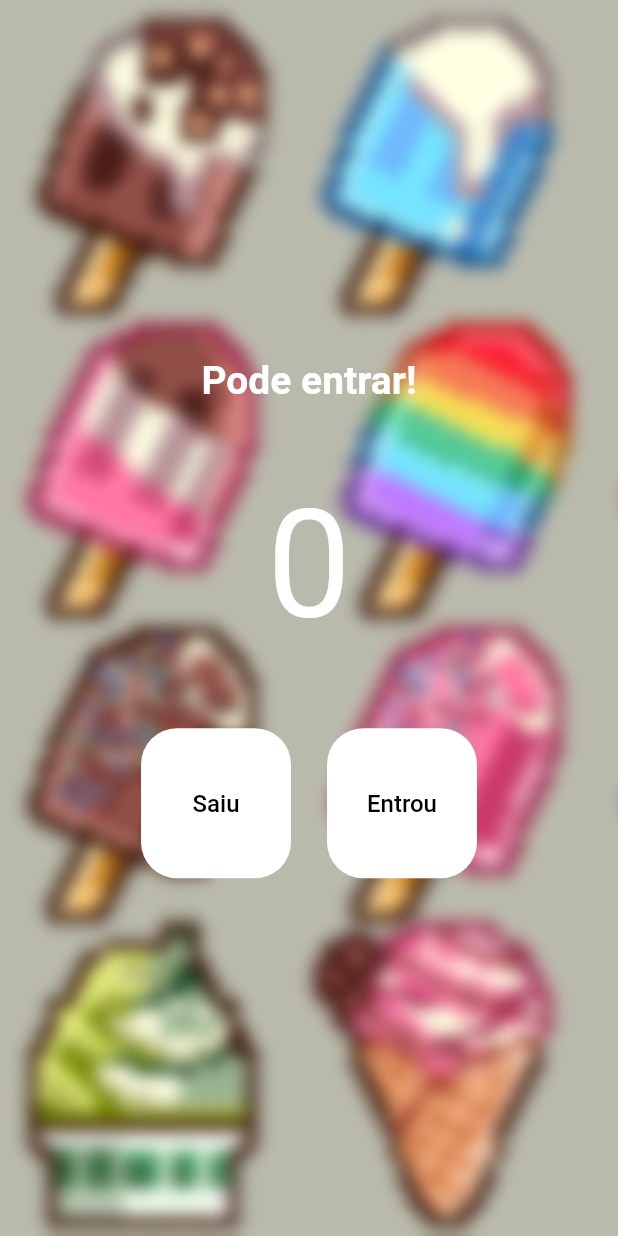
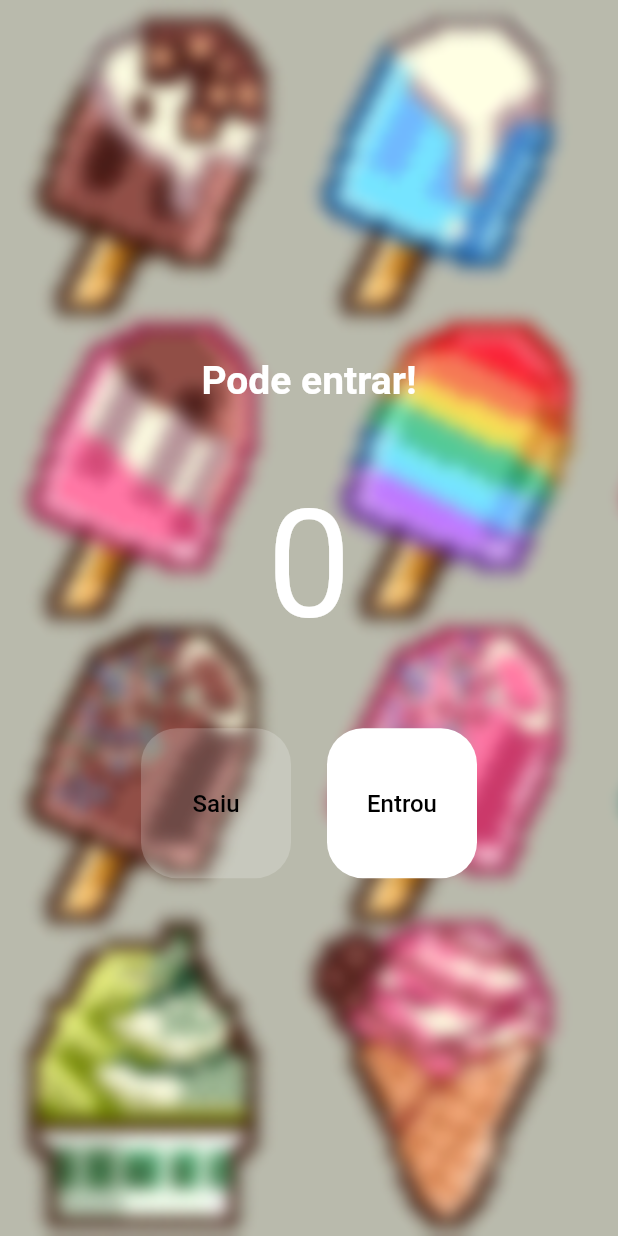
Before and after one commit to JvSe/flutter-person-count, a Flutter app: the screen it shows after launch, on a phone screen of 412 x 824 dp. Run offline on Flutter 3.47's test engine with Material 2 defaults, Android fonts, the phone set to English and light mode, and no system bars.

Commit message:
Feat: Finalizando a aula do curso

```diff
--- a/lib/main.dart
+++ b/lib/main.dart
@@ -9,23 +9,39 @@ class MyApp extends StatelessWidget {
 
   @override
   Widget build(BuildContext context) {
-    return const MaterialApp(
+    return MaterialApp(
       debugShowCheckedModeBanner: false,
       home: HomePage(),
     );
   }
 }
 
-class HomePage extends StatelessWidget {
+class HomePage extends StatefulWidget {
   const HomePage({super.key});
 
+  @override
+  State<HomePage> createState() => _HomePageState();
+}
+
+class _HomePageState extends State<HomePage> {
+  int count = 0;
+
   void decrement() {
-    print('Decrement');
+    setState(() {
+      count--;
+    });
+    print(count);
   }
 
   void increment() {
-    print('Increment');
+    setState(() {
+      count++;
+    });
+    print(count);
   }
+
+  bool get isEmpty => count == 0;
+  bool get isFull => count == 20;
 
   @override
   Widget build(BuildContext context) {
@@ -41,22 +57,20 @@ class HomePage extends StatelessWidget {
         child: Column(
           mainAxisAlignment: MainAxisAlignment.center,
           children: [
-            const Text(
-              'Pode entrar!',
-              style: TextStyle(
+            Text(
+              isFull ? 'Lotado' : 'Pode entrar!',
+              style: const TextStyle(
                 fontSize: 26,
                 color: Colors.white,
                 fontWeight: FontWeight.bold,
               ),
             ),
-            const Padding(
-              padding: EdgeInsets.all(50),
+            Padding(
+              padding: const EdgeInsets.all(50),
               child: Text(
-                '0',
+                '$count',
                 style: TextStyle(
-                  fontSize: 100,
-                  color: Colors.white,
-                ),
+                    fontSize: 100, color: isFull ? Colors.red : Colors.white),
               ),
             ),
             Row(
@@ -64,7 +78,9 @@ class HomePage extends StatelessWidget {
               children: [
                 TextButton(
                   style: TextButton.styleFrom(
-                      backgroundColor: Colors.white,
+                      backgroundColor: isEmpty
+                          ? Colors.white.withOpacity(0.2)
+                          : Colors.white,
                       fixedSize: const Size(100, 100),
                       foregroundColor: Colors.black,
                       shape: RoundedRectangleBorder(
@@ -72,7 +88,7 @@ class HomePage extends StatelessWidget {
                         // side: BorderSide(color: Colors.green, width: 5),
                         borderRadius: BorderRadius.circular(24),
                       )),
-                  onPressed: decrement,
+                  onPressed: isEmpty ? null : decrement,
                   child: const Text(
                     'Saiu',
                     style: TextStyle(
@@ -86,7 +102,8 @@ class HomePage extends StatelessWidget {
                 ),
                 TextButton(
                   style: TextButton.styleFrom(
-                    backgroundColor: Colors.white,
+                    backgroundColor:
+                        isFull ? Colors.white.withOpacity(0.2) : Colors.white,
                     fixedSize: const Size(100, 100),
                     foregroundColor: Colors.black,
                     shape: RoundedRectangleBorder(
@@ -95,7 +112,7 @@ class HomePage extends StatelessWidget {
                       borderRadius: BorderRadius.circular(24),
                     ),
                   ),
-                  onPressed: increment,
+                  onPressed: isFull ? null : increment,
                   child: const Text(
                     'Entrou',
                     style: TextStyle(
```
